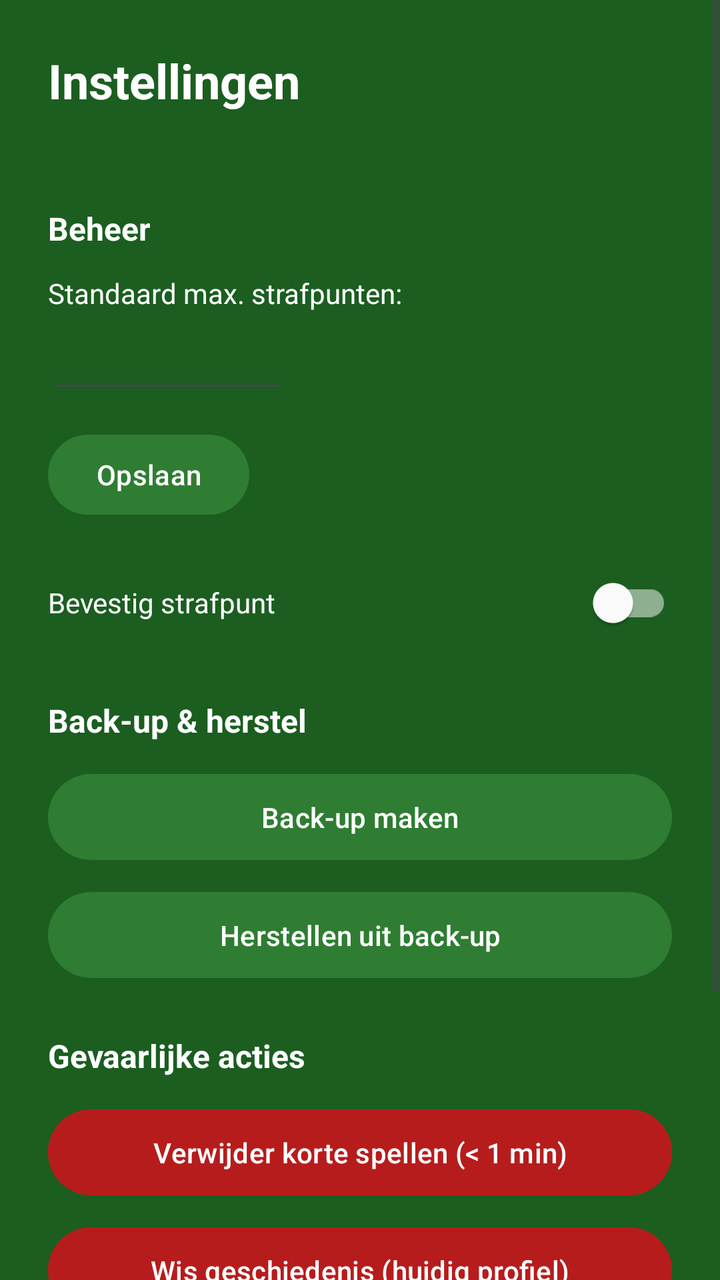
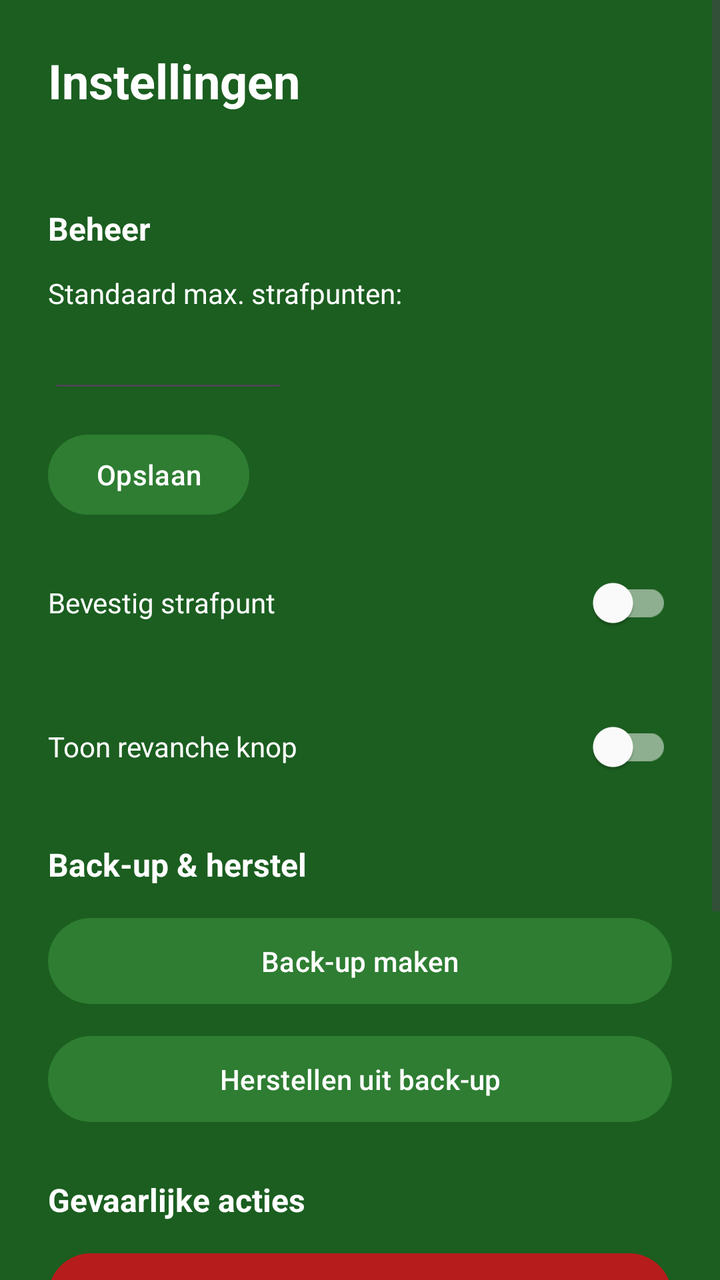

Screens rendered from an Android XML layout before and after an edit, with the pre-edit source and the edit as a unified diff.
<!-- AndroidManifest.xml: application theme Theme.ToepScoreTracker -->
<!-- res/layout/activity_settings.xml -->
<?xml version="1.0" encoding="utf-8"?>
<ScrollView xmlns:android="http://schemas.android.com/apk/res/android"
    android:layout_width="match_parent"
    android:layout_height="match_parent"
    android:background="@color/primary_green"
    android:fitsSystemWindows="true">

    <LinearLayout
        android:layout_width="match_parent"
        android:layout_height="wrap_content"
        android:orientation="vertical"
        android:padding="24dp">

        <TextView
            android:layout_width="wrap_content"
            android:layout_height="wrap_content"
            android:text="@string/settings_title"
            android:textSize="24sp"
            android:textStyle="bold"
            android:textColor="@color/white"
            android:layout_marginBottom="4dp" />

        <TextView
            android:id="@+id/tvCurrentProfile"
            android:layout_width="wrap_content"
            android:layout_height="wrap_content"
            android:textSize="14sp"
            android:textColor="#BDBDBD"
            android:layout_marginBottom="24dp" />

        
        <TextView
            android:layout_width="wrap_content"
            android:layout_height="wrap_content"
            android:text="@string/section_manage"
            android:textSize="16sp"
            android:textStyle="bold"
            android:textColor="@color/white"
            android:layout_marginBottom="12dp" />

        <TextView
            android:layout_width="wrap_content"
            android:layout_height="wrap_content"
            android:text="@string/max_points_current_label"
            android:textSize="14sp"
            android:textColor="@color/white"
            android:layout_marginBottom="4dp" />

        <EditText
            android:id="@+id/etMaxPoints"
            android:layout_width="120dp"
            android:layout_height="wrap_content"
            android:inputType="number"
            android:textColor="@color/white"
            android:textColorHint="#BDBDBD"
            android:layout_marginBottom="12dp" />

        <Button
            android:id="@+id/btnSaveMaxPoints"
            android:layout_width="wrap_content"
            android:layout_height="wrap_content"
            android:text="@string/save_settings"
            android:layout_marginBottom="16dp" />

        <LinearLayout
            android:layout_width="match_parent"
            android:layout_height="wrap_content"
            android:orientation="horizontal"
            android:gravity="center_vertical"
            android:layout_marginBottom="24dp">

            <TextView
                android:layout_width="0dp"
                android:layout_height="wrap_content"
                android:layout_weight="1"
                android:text="@string/setting_confirm_penalty"
                android:textSize="14sp"
                android:textColor="@color/white" />

            <androidx.appcompat.widget.SwitchCompat
                android:id="@+id/switchConfirmPenalty"
                android:layout_width="wrap_content"
                android:layout_height="wrap_content" />

        </LinearLayout>

        
        <TextView
            android:layout_width="wrap_content"
            android:layout_height="wrap_content"
            android:text="@string/section_backup"
            android:textSize="16sp"
            android:textStyle="bold"
            android:textColor="@color/white"
            android:layout_marginBottom="12dp" />

        <Button
            android:id="@+id/btnBackup"
            android:layout_width="match_parent"
            android:layout_height="wrap_content"
            android:text="@string/backup_current"
            android:padding="12dp"
            android:layout_marginBottom="8dp" />

        <Button
            android:id="@+id/btnRestore"
            android:layout_width="match_parent"
            android:layout_height="wrap_content"
            android:text="@string/restore_current"
            android:padding="12dp"
            android:layout_marginBottom="24dp" />

        
        <TextView
            android:layout_width="wrap_content"
            android:layout_height="wrap_content"
            android:text="@string/section_danger"
            android:textSize="16sp"
            android:textStyle="bold"
            android:textColor="@color/white"
            android:layout_marginBottom="12dp" />

        <Button
            android:id="@+id/btnDeleteShortGames"
            android:layout_width="match_parent"
            android:layout_height="wrap_content"
            android:text="@string/delete_short_games"
            android:padding="12dp"
            android:layout_marginBottom="8dp"
            android:backgroundTint="#B71C1C" />

        <Button
            android:id="@+id/btnClearHistory"
            android:layout_width="match_parent"
            android:layout_height="wrap_content"
            android:text="@string/clear_history_current"
            android:padding="12dp"
            android:layout_marginBottom="8dp"
            android:backgroundTint="#B71C1C" />

        <Button
            android:id="@+id/btnWipeAll"
            android:layout_width="match_parent"
            android:layout_height="wrap_content"
            android:text="@string/wipe_all_databases"
            android:padding="12dp"
            android:layout_marginBottom="32dp"
            android:backgroundTint="#B71C1C" />

        <Button
            android:id="@+id/btnBackFromSettings"
            android:layout_width="match_parent"
            android:layout_height="wrap_content"
            android:text="@string/back_to_start"
            android:padding="12dp" />

    </LinearLayout>
</ScrollView>
<!-- resources referenced by this layout -->
<resources>
  <color name="primary_green">#1B5E20</color>
  <color name="white">#FFFFFFFF</color>
  <string name="back_to_start">Terug naar start</string>
  <string name="backup_current">Back-up maken</string>
  <string name="clear_history_current">Wis geschiedenis (huidig profiel)</string>
  <string name="delete_short_games">Verwijder korte spellen (&lt; 1 min)</string>
  <string name="max_points_current_label">Standaard max. strafpunten:</string>
  <string name="restore_current">Herstellen uit back-up</string>
  <string name="save_settings">Opslaan</string>
  <string name="section_backup">Back-up &amp; herstel</string>
  <string name="section_danger">Gevaarlijke acties</string>
  <string name="section_manage">Beheer</string>
  <string name="setting_confirm_penalty">Bevestig strafpunt</string>
  <string name="settings_title">Instellingen</string>
  <string name="wipe_all_databases">Wis alle gegevens (alle profielen)</string>
  <style name="Theme.ToepScoreTracker" parent="Theme.Material3.DayNight.NoActionBar">
          
          <item name="colorPrimary">@color/accent_green</item>
          <item name="colorPrimaryContainer">@color/primary_dark_green</item>
          <item name="colorOnPrimary">@color/white</item>
          <item name="colorOnPrimaryContainer">@color/white</item>
          
          <item name="colorSecondary">@color/accent_green</item>
          <item name="colorSecondaryContainer">@color/primary_dark_green</item>
          <item name="colorOnSecondary">@color/white</item>
          <item name="colorOnSecondaryContainer">@color/white</item>
          
          <item name="colorSurface">@color/primary_green</item>
          <item name="colorOnSurface">@color/white</item>
          
          <item name="colorOutline">@color/outline_white</item>
  
          
          <item name="android:windowBackground">@color/primary_green</item>
          <item name="android:textColor">@color/white</item>
          <item name="android:editTextColor">@color/white</item>
          <item name="android:textColorHint">#BDBDBD</item>
  
          
          <item name="android:statusBarColor">@color/primary_dark_green</item>
      </style>
  <color name="accent_green">#2E7D32</color>
  <color name="primary_dark_green">#003300</color>
  <color name="outline_white">#80FFFFFF</color>
</resources>

<!-- the commit's change to res/layout/activity_settings.xml (unified diff, before → after) -->
@@ -84,6 +84,28 @@
 
         </LinearLayout>
 
+        <LinearLayout
+            android:layout_width="match_parent"
+            android:layout_height="wrap_content"
+            android:orientation="horizontal"
+            android:gravity="center_vertical"
+            android:layout_marginBottom="24dp">
+
+            <TextView
+                android:layout_width="0dp"
+                android:layout_height="wrap_content"
+                android:layout_weight="1"
+                android:text="@string/setting_show_rematch"
+                android:textSize="14sp"
+                android:textColor="@color/white" />
+
+            <androidx.appcompat.widget.SwitchCompat
+                android:id="@+id/switchShowRematch"
+                android:layout_width="wrap_content"
+                android:layout_height="wrap_content" />
+
+        </LinearLayout>
+
         
         <TextView
             android:layout_width="wrap_content"
<!-- resource entries referenced after the edit -->
@@ -13,6 +13,7 @@
   <string name="section_danger">Gevaarlijke acties</string>
   <string name="section_manage">Beheer</string>
   <string name="setting_confirm_penalty">Bevestig strafpunt</string>
+  <string name="setting_show_rematch">Toon revanche knop</string>
   <string name="settings_title">Instellingen</string>
   <string name="wipe_all_databases">Wis alle gegevens (alle profielen)</string>
   <style name="Theme.ToepScoreTracker" parent="Theme.Material3.DayNight.NoActionBar">
